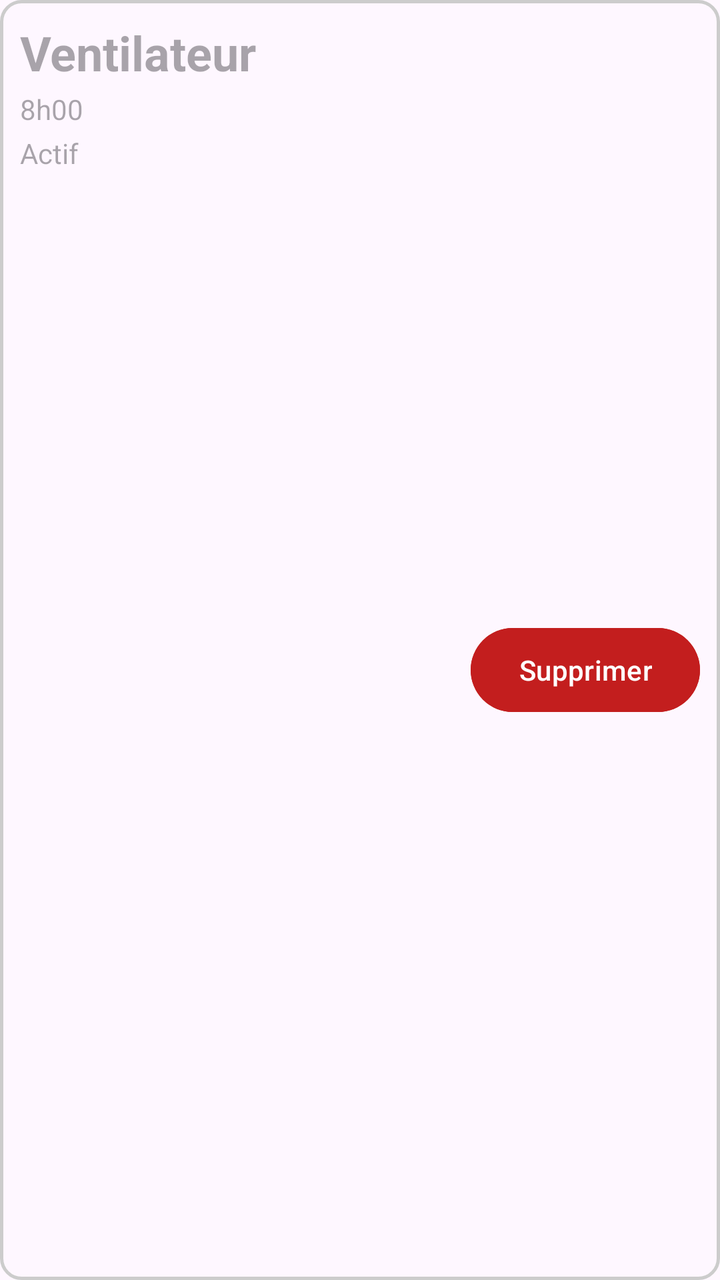
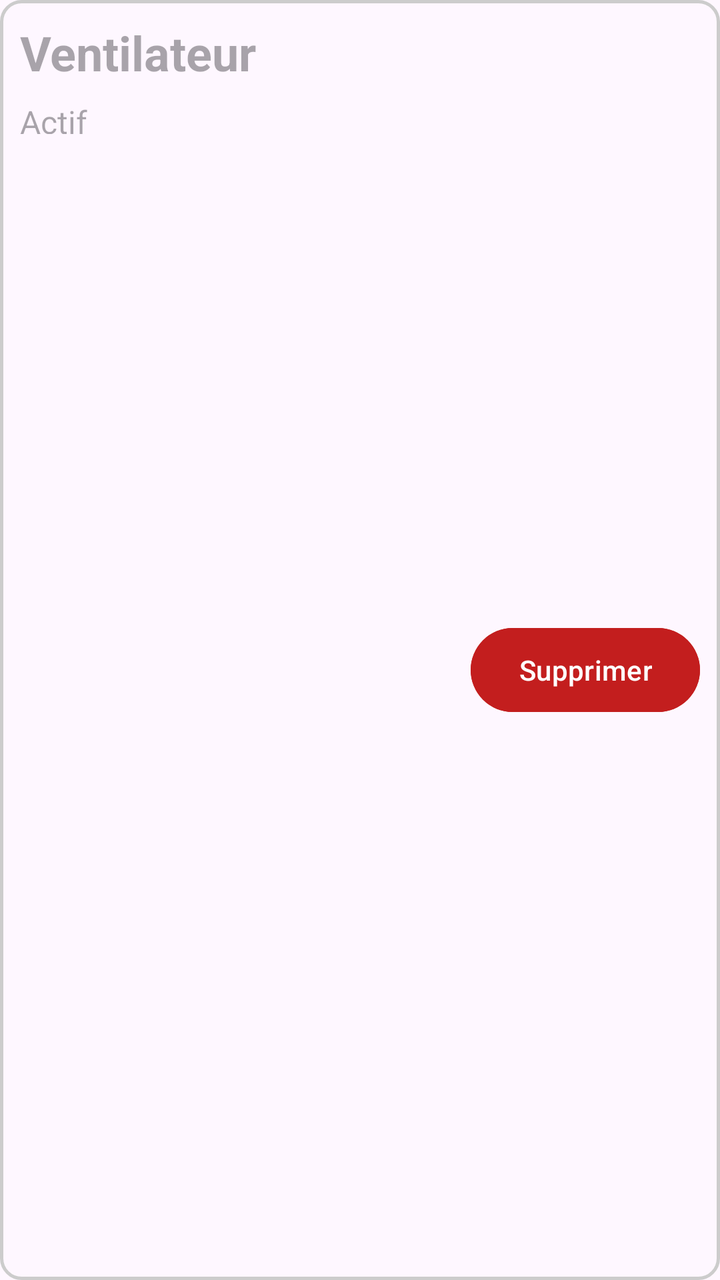

Screens rendered from an Android XML layout before and after an edit, with the pre-edit source and the edit as a unified diff.
<!-- AndroidManifest.xml: application theme Theme.ObjetConnecteApplication -->
<!-- res/layout/item_liste_horaire.xml -->
<?xml version="1.0" encoding="utf-8"?>
<androidx.constraintlayout.widget.ConstraintLayout xmlns:android="http://schemas.android.com/apk/res/android"
    xmlns:app="http://schemas.android.com/apk/res-auto"
    xmlns:tools="http://schemas.android.com/tools"
    android:layout_width="match_parent"
    android:layout_height="wrap_content"
    android:background="@drawable/customborder">

    <TextView
        android:id="@+id/tv_adapter_horaire_titre"
        android:layout_width="164dp"
        android:layout_height="30dp"
        android:hint="@string/ventilateur"
        android:textSize="24sp"
        android:textStyle="bold"
        app:layout_constraintStart_toStartOf="parent"
        app:layout_constraintTop_toTopOf="parent" />

    <TextView
        android:id="@+id/tv_adapter_horaire_debut"
        android:layout_width="77dp"
        android:layout_height="17dp"
        android:layout_marginTop="5dp"
        android:hint="8h00"
        app:layout_constraintStart_toStartOf="@+id/tv_adapter_horaire_titre"
        app:layout_constraintTop_toBottomOf="@+id/tv_adapter_horaire_titre" />

    <TextView
        android:id="@+id/tv_adapter_horaire_type"
        android:layout_width="77dp"
        android:layout_height="17dp"
        android:layout_marginTop="5dp"
        android:hint="Actif"
        app:layout_constraintStart_toStartOf="@+id/tv_adapter_horaire_titre"
        app:layout_constraintTop_toBottomOf="@+id/tv_adapter_horaire_debut" />

    <Button
        android:id="@+id/btn_adapter_horaire_supprimer"
        android:layout_width="wrap_content"
        android:layout_height="50dp"
        android:backgroundTint="#C31E1E"
        android:text="Supprimer"
        app:layout_constraintBottom_toBottomOf="parent"
        app:layout_constraintEnd_toEndOf="parent"
        app:layout_constraintTop_toBottomOf="@+id/tv_adapter_horaire_titre" />

</androidx.constraintlayout.widget.ConstraintLayout>
<!-- resources referenced by this layout -->
<resources>
  <!-- drawable customborder (drawable) -->
  <?xml version="1.0" encoding="UTF-8"?>
  <shape xmlns:android="http://schemas.android.com/apk/res/android" android:shape="rectangle">
      <corners android:radius="10dp"/>
      <padding android:left="10dp" android:right="10dp" android:top="10dp" android:bottom="10dp"/>
      <stroke android:width="1.5dp" android:color="#CCCCCC"/>
  </shape>
  <string name="ventilateur">Ventilateur</string>
  <style name="Theme.ObjetConnecteApplication" parent="Base.Theme.ObjetConnecteApplication" />
  <style name="Base.Theme.ObjetConnecteApplication" parent="Theme.Material3.DayNight.NoActionBar">
          
          <item name="colorPrimary">@color/colorPrimary</item> 
          <item name="colorOnPrimary">@color/colorOnPrimary</item> 
  
          <item name="colorSecondary">@color/colorSecondary</item> 
          <item name="colorOnSecondary">@color/colorOnSecondary</item> 
  
          
          <item name="buttonStyle">@style/ButtonStyle</item>
      </style>
  <color name="colorPrimary">#6200EE</color>
  <color name="colorOnPrimary">#FFFFFF</color>
  <color name="colorSecondary">#03DAC6</color>
  <color name="colorOnSecondary">#000000</color>
  <style name="ButtonStyle">
          <item name="android:backgroundTint">@color/colorButtonBackground</item>
          <item name="android:textColor">@color/colorButtonText</item>
      </style>
  <color name="colorButtonBackground">#FF6200</color>
  <color name="colorButtonText">#FFFFFF</color>
</resources>

<!-- the commit's change to res/layout/item_liste_horaire.xml (unified diff, before → after) -->
@@ -17,22 +17,14 @@
         app:layout_constraintTop_toTopOf="parent" />
 
     <TextView
-        android:id="@+id/tv_adapter_horaire_debut"
-        android:layout_width="77dp"
-        android:layout_height="17dp"
-        android:layout_marginTop="5dp"
-        android:hint="8h00"
-        app:layout_constraintStart_toStartOf="@+id/tv_adapter_horaire_titre"
-        app:layout_constraintTop_toBottomOf="@+id/tv_adapter_horaire_titre" />
-
-    <TextView
         android:id="@+id/tv_adapter_horaire_type"
         android:layout_width="77dp"
         android:layout_height="17dp"
-        android:layout_marginTop="5dp"
+        android:layout_marginTop="10dp"
         android:hint="Actif"
+        android:textSize="16sp"
         app:layout_constraintStart_toStartOf="@+id/tv_adapter_horaire_titre"
-        app:layout_constraintTop_toBottomOf="@+id/tv_adapter_horaire_debut" />
+        app:layout_constraintTop_toBottomOf="@+id/tv_adapter_horaire_titre" />
 
     <Button
         android:id="@+id/btn_adapter_horaire_supprimer"
